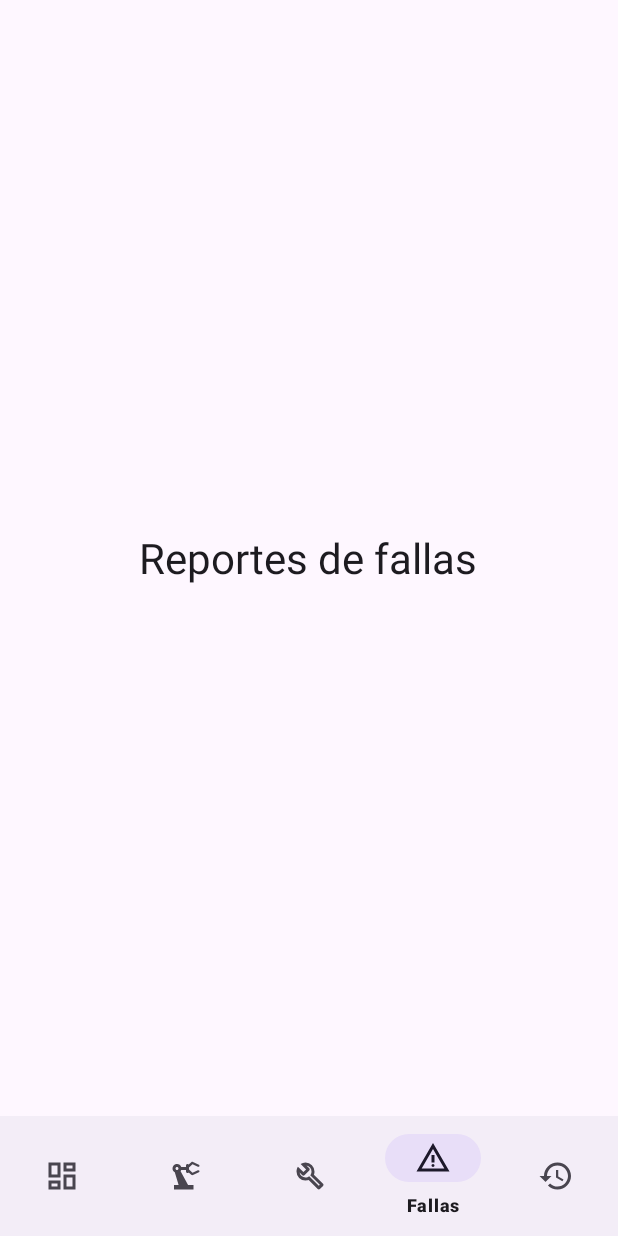
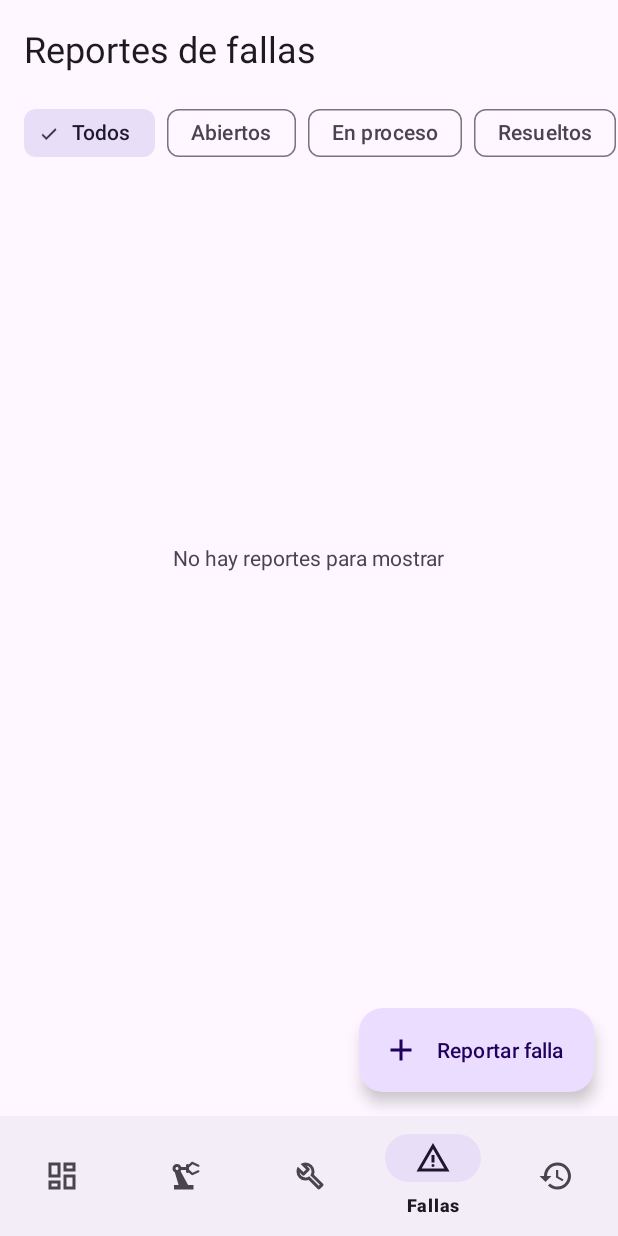
Before and after one commit to diegoalanbenitesgarcia-create/ManteniPro, an Android app: the FallasFragment screen opened through its navigation route, on a phone screen of 412 x 824 dp. Run offline under Robolectric (Android 15) with nearby library versions, the phone set to English and light mode, and no system bars; our stand-ins replace Room's generated code, navigation-ui.

Commit message:
Interfaces 8 y 9: reportes de falla

```diff
--- /dev/null
+++ b/app/src/main/java/com/example/mantenipro/ui/FallasFragment.kt
@@ -0,0 +1,86 @@
+package com.example.mantenipro.ui
+
+import android.os.Bundle
+import android.view.View
+import androidx.fragment.app.Fragment
+import androidx.fragment.app.viewModels
+import androidx.navigation.fragment.findNavController
+import androidx.recyclerview.widget.LinearLayoutManager
+import com.example.mantenipro.R
+import com.example.mantenipro.data.Estados
+import com.example.mantenipro.data.ReporteConMaquina
+import com.example.mantenipro.databinding.FragmentFallasBinding
+import com.google.android.material.dialog.MaterialAlertDialogBuilder
+
+class FallasFragment : Fragment(R.layout.fragment_fallas) {
+
+    private val viewModel: ReporteViewModel by viewModels()
+    private var _binding: FragmentFallasBinding? = null
+    private val binding get() = _binding!!
+
+    private var todos: List<ReporteConMaquina> = emptyList()
+    private lateinit var adapter: ReporteAdapter
+
+    override fun onViewCreated(view: View, savedInstanceState: Bundle?) {
+        super.onViewCreated(view, savedInstanceState)
+        _binding = FragmentFallasBinding.bind(view)
+
+        adapter = ReporteAdapter { item -> mostrarDetalle(item) }
+        binding.rvReportes.layoutManager = LinearLayoutManager(requireContext())
+        binding.rvReportes.adapter = adapter
+
+        viewModel.reportes.observe(viewLifecycleOwner) { lista ->
+            todos = lista
+            aplicarFiltro()
+        }
+
+        binding.chipGroup.setOnCheckedStateChangeListener { _, _ -> aplicarFiltro() }
+
+        binding.fabReportar.setOnClickListener {
+            findNavController().navigate(R.id.registrarFallaFragment)
+        }
+    }
+
+    private fun aplicarFiltro() {
+        val filtrados = when (binding.chipGroup.checkedChipId) {
+            R.id.chipAbierto -> todos.filter { it.reporte.estado == Estados.REPORTE_ABIERTO }
+            R.id.chipEnProceso -> todos.filter { it.reporte.estado == Estados.REPORTE_EN_PROCESO }
+            R.id.chipResuelto -> todos.filter { it.reporte.estado == Estados.REPORTE_RESUELTO }
+            else -> todos
+        }
+        adapter.submitList(filtrados)
+        binding.tvVacio.visibility = if (filtrados.isEmpty()) View.VISIBLE else View.GONE
+    }
+
+    private fun mostrarDetalle(item: ReporteConMaquina) {
+        val r = item.reporte
+        val mensaje = """
+            Máquina: ${item.maquinaNombre} (${item.maquinaCodigo})
+            Fecha: ${formatearFecha(r.fecha)}
+            Prioridad: ${r.prioridad}
+            Estado: ${r.estado}
+
+            ${r.descripcion}
+        """.trimIndent()
+
+        val dialogo = MaterialAlertDialogBuilder(requireContext())
+            .setTitle("Detalle del reporte")
+            .setMessage(mensaje)
+            .setNegativeButton("Cerrar", null)
+
+        when (r.estado) {
+            Estados.REPORTE_ABIERTO -> dialogo.setPositiveButton("Marcar en proceso") { _, _ ->
+                viewModel.cambiarEstado(r, Estados.REPORTE_EN_PROCESO)
+            }
+            Estados.REPORTE_EN_PROCESO -> dialogo.setPositiveButton("Marcar resuelto") { _, _ ->
+                viewModel.cambiarEstado(r, Estados.REPORTE_RESUELTO)
+            }
+        }
+        dialogo.show()
+    }
+
+    override fun onDestroyView() {
+        super.onDestroyView()
+        _binding = null
+    }
+}
--- a/app/src/main/java/com/example/mantenipro/ui/PlaceholderFragments.kt
+++ b/app/src/main/java/com/example/mantenipro/ui/PlaceholderFragments.kt
@@ -18,13 +18,6 @@ class PanelFragment : Fragment(R.layout.fragment_placeholder) {
 }
 
 
-class FallasFragment : Fragment(R.layout.fragment_placeholder) {
-    override fun onViewCreated(view: View, savedInstanceState: Bundle?) {
-        super.onViewCreated(view, savedInstanceState)
-        titulo(view, "Reportes de fallas")
-    }
-}
-
 class HistorialFragment : Fragment(R.layout.fragment_placeholder) {
     override fun onViewCreated(view: View, savedInstanceState: Bundle?) {
         super.onViewCreated(view, savedInstanceState)
--- /dev/null
+++ b/app/src/main/java/com/example/mantenipro/ui/ReporteViewModel.kt
@@ -0,0 +1,37 @@
+package com.example.mantenipro.ui
+
+import android.app.Application
+import androidx.lifecycle.AndroidViewModel
+import androidx.lifecycle.LiveData
+import androidx.lifecycle.asLiveData
+import androidx.lifecycle.viewModelScope
+import com.example.mantenipro.data.AppDatabase
+import com.example.mantenipro.data.Estados
+import com.example.mantenipro.data.Maquina
+import com.example.mantenipro.data.ReporteConMaquina
+import com.example.mantenipro.data.ReporteFalla
+import kotlinx.coroutines.launch
+
+class ReporteViewModel(application: Application) : AndroidViewModel(application) {
+
+    private val db = AppDatabase.getDatabase(application)
+
+    val reportes: LiveData<List<ReporteConMaquina>> = db.reporteFallaDao().obtenerTodos().asLiveData()
+
+    // Si ponerFueraServicio no es null, esa máquina pasa a "Fuera de servicio"
+    fun registrar(
+        reporte: ReporteFalla,
+        ponerFueraServicio: Maquina?,
+        onListo: () -> Unit
+    ) = viewModelScope.launch {
+        db.reporteFallaDao().insertar(reporte)
+        if (ponerFueraServicio != null) {
+            db.maquinaDao().actualizar(ponerFueraServicio.copy(estado = Estados.MAQUINA_FUERA_SERVICIO))
+        }
+        onListo()
+    }
+
+    fun cambiarEstado(reporte: ReporteFalla, nuevoEstado: String) = viewModelScope.launch {
+        db.reporteFallaDao().actualizar(reporte.copy(estado = nuevoEstado))
+    }
+}
--- /dev/null
+++ b/app/src/main/res/layout/fragment_fallas.xml
@@ -0,0 +1,91 @@
+<?xml version="1.0" encoding="utf-8"?>
+<FrameLayout xmlns:android="http://schemas.android.com/apk/res/android"
+    xmlns:app="http://schemas.android.com/apk/res-auto"
+    android:layout_width="match_parent"
+    android:layout_height="match_parent">
+
+    <LinearLayout
+        android:layout_width="match_parent"
+        android:layout_height="match_parent"
+        android:orientation="vertical">
+
+        <TextView
+            android:layout_width="match_parent"
+            android:layout_height="wrap_content"
+            android:padding="16dp"
+            android:text="Reportes de fallas"
+            android:textAppearance="?attr/textAppearanceHeadlineSmall" />
+
+        <HorizontalScrollView
+            android:layout_width="match_parent"
+            android:layout_height="wrap_content"
+            android:clipToPadding="false"
+            android:paddingHorizontal="16dp"
+            android:scrollbars="none">
+
+            <com.google.android.material.chip.ChipGroup
+                android:id="@+id/chipGroup"
+                android:layout_width="wrap_content"
+                android:layout_height="wrap_content"
+                app:selectionRequired="true"
+                app:singleLine="true"
+                app:singleSelection="true">
+
+                <com.google.android.material.chip.Chip
+                    android:id="@+id/chipTodos"
+                    style="@style/Widget.Material3.Chip.Filter"
+                    android:layout_width="wrap_content"
+                    android:layout_height="wrap_content"
+                    android:checked="true"
+                    android:text="Todos" />
+
+                <com.google.android.material.chip.Chip
+                    android:id="@+id/chipAbierto"
+                    style="@style/Widget.Material3.Chip.Filter"
+                    android:layout_width="wrap_content"
+                    android:layout_height="wrap_content"
+                    android:text="Abiertos" />
+
+                <com.google.android.material.chip.Chip
+                    android:id="@+id/chipEnProceso"
+                    style="@style/Widget.Material3.Chip.Filter"
+                    android:layout_width="wrap_content"
+                    android:layout_height="wrap_content"
+                    android:text="En proceso" />
+
+                <com.google.android.material.chip.Chip
+                    android:id="@+id/chipResuelto"
+                    style="@style/Widget.Material3.Chip.Filter"
+                    android:layout_width="wrap_content"
+                    android:layout_height="wrap_content"
+                    android:text="Resueltos" />
+            </com.google.android.material.chip.ChipGroup>
+        </HorizontalScrollView>
+
+        <androidx.recyclerview.widget.RecyclerView
+            android:id="@+id/rvReportes"
+            android:layout_width="match_parent"
+            android:layout_height="0dp"
+            android:layout_weight="1"
+            android:clipToPadding="false"
+            android:paddingTop="8dp"
+            android:paddingBottom="88dp" />
+    </LinearLayout>
+
+    <TextView
+        android:id="@+id/tvVacio"
+        android:layout_width="wrap_content"
+        android:layout_height="wrap_content"
+        android:layout_gravity="center"
+        android:text="No hay reportes para mostrar"
+        android:visibility="gone" />
+
+    <com.google.android.material.floatingactionbutton.ExtendedFloatingActionButton
+        android:id="@+id/fabReportar"
+        android:layout_width="wrap_content"
+        android:layout_height="wrap_content"
+        android:layout_gravity="bottom|end"
+        android:layout_margin="16dp"
+        android:text="Reportar falla"
+        app:icon="@drawable/ic_add" />
+</FrameLayout>
--- a/app/src/main/res/navigation/nav_graph.xml
+++ b/app/src/main/res/navigation/nav_graph.xml
@@ -40,4 +40,8 @@
         android:id="@+id/detalleMantenimientoFragment"
         android:name="com.example.mantenipro.ui.DetalleMantenimientoFragment"
         android:label="Detalle de mantenimiento" />
+    <fragment
+        android:id="@+id/registrarFallaFragment"
+        android:name="com.example.mantenipro.ui.RegistrarFallaFragment"
+        android:label="Reportar falla" />
 </navigation>
```
Also changed, not shown: app/src/main/java/com/example/mantenipro/ui/RegistrarFallaFragment.kt (added, +98 -0 lines), app/src/main/java/com/example/mantenipro/ui/ReporteAdapter.kt (added, +41 -0 lines), app/src/main/java/com/example/mantenipro/ui/Utils.kt (+12 -0 lines), app/src/main/res/layout/fragment_registrar_falla.xml (added, +105 -0 lines), app/src/main/res/layout/item_reporte.xml (added, +56 -0 lines).
